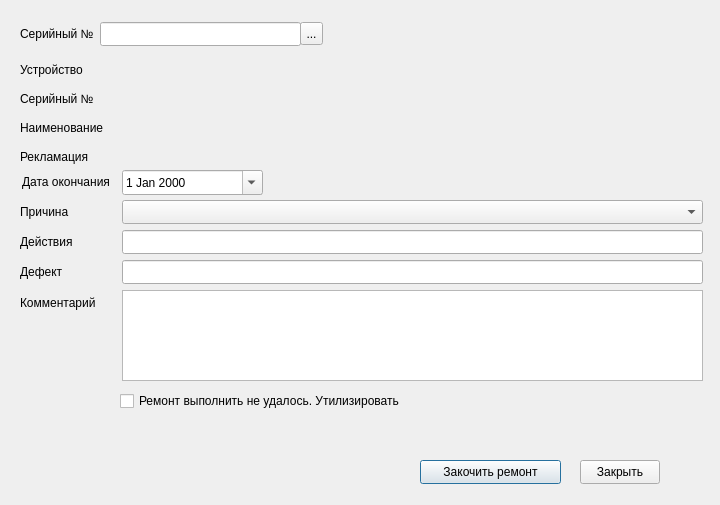
The window that Remont/endremontwindow.ui (AlexeyScherbakov2021/Remont2) describes before a commit, drawn with Qt 5.
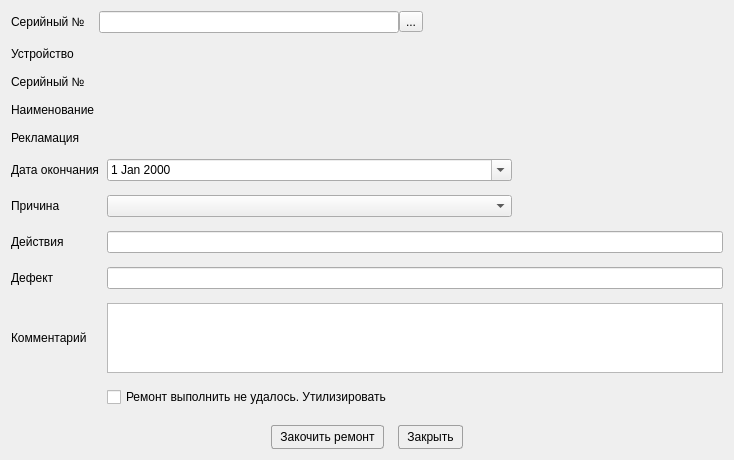
The same window after the commit.

What changed in the file:
```diff
--- a/Remont/endremontwindow.ui
+++ b/Remont/endremontwindow.ui
@@ -6,333 +6,293 @@
    <rect>
     <x>0</x>
     <y>0</y>
-    <width>720</width>
-    <height>505</height>
+    <width>734</width>
+    <height>460</height>
    </rect>
   </property>
   <property name="windowTitle">
    <string>Окончание ремонта</string>
   </property>
-  <widget class="QDateEdit" name="deDate">
-   <property name="geometry">
-    <rect>
-     <x>122</x>
-     <y>170</y>
-     <width>141</width>
-     <height>25</height>
-    </rect>
+  <property name="styleSheet">
+   <string notr="true">QGroupBox {
+    border: 1px solid #9F9F9F;
+    font-size: 14px;
+    font-weight: 800;
+    color: black;
+    border-radius: 4px;
+    margin-top: 2.5ex; 
+    padding-top: 2ex;
+}
+QGroupBox::title {
+    subcontrol-origin: margin;
+    subcontrol-position: top center;
+}
+
+
+QPushButton {
+    border-radius: 3px;
+    border: 1px solid #9F9F9F;
+	padding-left: 8px;
+	padding-right: 8px;
+	padding-top: 4px;
+	padding-bottom: 4px;
+}
+
+QPushButton:hover { 
+	background-color: white;
+}
+
+QPushButton:pressed {
+background-color: LightGray;
+    position: relative;
+     top: 4px; left: 4px;
+}
+
+</string>
+  </property>
+  <layout class="QVBoxLayout" name="verticalLayout">
+   <property name="spacing">
+    <number>14</number>
    </property>
-   <property name="calendarPopup">
-    <bool>true</bool>
-   </property>
-   <property name="timeSpec">
-    <enum>Qt::TimeSpec::LocalTime</enum>
-   </property>
-  </widget>
-  <widget class="QLabel" name="label">
-   <property name="geometry">
-    <rect>
-     <x>20</x>
-     <y>149</y>
-     <width>81</width>
-     <height>16</height>
-    </rect>
-   </property>
-   <property name="text">
-    <string>Рекламация</string>
-   </property>
-  </widget>
-  <widget class="QLabel" name="label_2">
-   <property name="geometry">
-    <rect>
-     <x>20</x>
-     <y>62</y>
-     <width>71</width>
-     <height>16</height>
-    </rect>
-   </property>
-   <property name="text">
-    <string>Устройство</string>
-   </property>
-  </widget>
-  <widget class="QToolButton" name="tbNumber">
-   <property name="geometry">
-    <rect>
-     <x>300</x>
-     <y>22</y>
-     <width>23</width>
-     <height>23</height>
-    </rect>
-   </property>
-   <property name="text">
-    <string>...</string>
-   </property>
-  </widget>
-  <widget class="QLabel" name="label_4">
-   <property name="geometry">
-    <rect>
-     <x>20</x>
-     <y>26</y>
-     <width>80</width>
-     <height>16</height>
-    </rect>
-   </property>
-   <property name="text">
-    <string>Серийный №</string>
-   </property>
-  </widget>
-  <widget class="QLabel" name="lbClaim">
-   <property name="geometry">
-    <rect>
-     <x>122</x>
-     <y>149</y>
-     <width>581</width>
-     <height>16</height>
-    </rect>
-   </property>
-   <property name="font">
-    <font>
-     <bold>true</bold>
-    </font>
-   </property>
-   <property name="text">
-    <string/>
-   </property>
-  </widget>
-  <widget class="QLabel" name="lbDevice">
-   <property name="geometry">
-    <rect>
-     <x>122</x>
-     <y>62</y>
-     <width>400</width>
-     <height>16</height>
-    </rect>
-   </property>
-   <property name="font">
-    <font>
-     <bold>true</bold>
-    </font>
-   </property>
-   <property name="text">
-    <string/>
-   </property>
-  </widget>
-  <widget class="QLabel" name="label_6">
-   <property name="geometry">
-    <rect>
-     <x>20</x>
-     <y>91</y>
-     <width>91</width>
-     <height>16</height>
-    </rect>
-   </property>
-   <property name="text">
-    <string>Серийный №</string>
-   </property>
-  </widget>
-  <widget class="QLabel" name="lbNumber">
-   <property name="geometry">
-    <rect>
-     <x>122</x>
-     <y>91</y>
-     <width>400</width>
-     <height>16</height>
-    </rect>
-   </property>
-   <property name="font">
-    <font>
-     <bold>true</bold>
-    </font>
-   </property>
-   <property name="text">
-    <string/>
-   </property>
-  </widget>
-  <widget class="QLineEdit" name="leNumber">
-   <property name="geometry">
-    <rect>
-     <x>100</x>
-     <y>22</y>
-     <width>201</width>
-     <height>24</height>
-    </rect>
-   </property>
-  </widget>
-  <widget class="QLabel" name="label_3">
-   <property name="geometry">
-    <rect>
-     <x>22</x>
-     <y>174</y>
-     <width>101</width>
-     <height>16</height>
-    </rect>
-   </property>
-   <property name="text">
-    <string>Дата окончания</string>
-   </property>
-  </widget>
-  <widget class="QLabel" name="label_7">
-   <property name="geometry">
-    <rect>
-     <x>20</x>
-     <y>120</y>
-     <width>91</width>
-     <height>16</height>
-    </rect>
-   </property>
-   <property name="text">
-    <string>Наименование</string>
-   </property>
-  </widget>
-  <widget class="QLabel" name="lbName">
-   <property name="geometry">
-    <rect>
-     <x>122</x>
-     <y>120</y>
-     <width>581</width>
-     <height>16</height>
-    </rect>
-   </property>
-   <property name="font">
-    <font>
-     <bold>true</bold>
-    </font>
-   </property>
-   <property name="text">
-    <string/>
-   </property>
-  </widget>
-  <widget class="QPushButton" name="pbEndRemont">
-   <property name="geometry">
-    <rect>
-     <x>420</x>
-     <y>460</y>
-     <width>141</width>
-     <height>24</height>
-    </rect>
-   </property>
-   <property name="text">
-    <string>Закочить ремонт</string>
-   </property>
-  </widget>
-  <widget class="QPushButton" name="pbClose">
-   <property name="geometry">
-    <rect>
-     <x>580</x>
-     <y>460</y>
-     <width>80</width>
-     <height>24</height>
-    </rect>
-   </property>
-   <property name="text">
-    <string>Закрыть</string>
-   </property>
-  </widget>
-  <widget class="QLabel" name="label_5">
-   <property name="geometry">
-    <rect>
-     <x>20</x>
-     <y>234</y>
-     <width>71</width>
-     <height>16</height>
-    </rect>
-   </property>
-   <property name="text">
-    <string>Действия</string>
-   </property>
-  </widget>
-  <widget class="QLabel" name="label_8">
-   <property name="geometry">
-    <rect>
-     <x>20</x>
-     <y>204</y>
-     <width>61</width>
-     <height>16</height>
-    </rect>
-   </property>
-   <property name="text">
-    <string>Причина</string>
-   </property>
-  </widget>
-  <widget class="QLabel" name="label_9">
-   <property name="geometry">
-    <rect>
-     <x>20</x>
-     <y>264</y>
-     <width>49</width>
-     <height>16</height>
-    </rect>
-   </property>
-   <property name="text">
-    <string>Дефект</string>
-   </property>
-  </widget>
-  <widget class="QLabel" name="label_10">
-   <property name="geometry">
-    <rect>
-     <x>20</x>
-     <y>295</y>
-     <width>91</width>
-     <height>16</height>
-    </rect>
-   </property>
-   <property name="text">
-    <string>Комментарий</string>
-   </property>
-  </widget>
-  <widget class="QLineEdit" name="leAction">
-   <property name="geometry">
-    <rect>
-     <x>122</x>
-     <y>230</y>
-     <width>581</width>
-     <height>24</height>
-    </rect>
-   </property>
-  </widget>
-  <widget class="QComboBox" name="cbReason">
-   <property name="geometry">
-    <rect>
-     <x>122</x>
-     <y>200</y>
-     <width>581</width>
-     <height>24</height>
-    </rect>
-   </property>
-  </widget>
-  <widget class="QLineEdit" name="leDefect">
-   <property name="geometry">
-    <rect>
-     <x>122</x>
-     <y>260</y>
-     <width>581</width>
-     <height>24</height>
-    </rect>
-   </property>
-  </widget>
-  <widget class="QPlainTextEdit" name="ptRemark">
-   <property name="geometry">
-    <rect>
-     <x>122</x>
-     <y>290</y>
-     <width>581</width>
-     <height>91</height>
-    </rect>
-   </property>
-  </widget>
-  <widget class="QCheckBox" name="cbScrap">
-   <property name="geometry">
-    <rect>
-     <x>120</x>
-     <y>390</y>
-     <width>351</width>
-     <height>22</height>
-    </rect>
-   </property>
-   <property name="text">
-    <string>Ремонт выполнить не удалось. Утилизировать</string>
-   </property>
-  </widget>
+   <item>
+    <layout class="QHBoxLayout" name="horizontalLayout_2">
+     <item>
+      <widget class="QLabel" name="label_4">
+       <property name="text">
+        <string>Серийный №</string>
+       </property>
+      </widget>
+     </item>
+     <item>
+      <layout class="QHBoxLayout" name="horizontalLayout">
+       <property name="spacing">
+        <number>0</number>
+       </property>
+       <item>
+        <widget class="QLineEdit" name="leNumber"/>
+       </item>
+       <item>
+        <widget class="QToolButton" name="tbNumber">
+         <property name="text">
+          <string>...</string>
+         </property>
+        </widget>
+       </item>
+       <item>
+        <spacer name="horizontalSpacer">
+         <property name="orientation">
+          <enum>Qt::Orientation::Horizontal</enum>
+         </property>
+         <property name="sizeHint" stdset="0">
+          <size>
+           <width>40</width>
+           <height>20</height>
+          </size>
+         </property>
+        </spacer>
+       </item>
+      </layout>
+     </item>
+    </layout>
+   </item>
+   <item>
+    <layout class="QGridLayout" name="gridLayout" columnstretch="0,1,1,1" columnminimumwidth="0,0,0,0">
+     <property name="bottomMargin">
+      <number>4</number>
+     </property>
+     <property name="horizontalSpacing">
+      <number>8</number>
+     </property>
+     <item row="1" column="0">
+      <widget class="QLabel" name="label_6">
+       <property name="text">
+        <string>Серийный №</string>
+       </property>
+      </widget>
+     </item>
+     <item row="0" column="1" colspan="2">
+      <widget class="QLabel" name="lbDevice">
+       <property name="font">
+        <font>
+         <bold>true</bold>
+        </font>
+       </property>
+       <property name="text">
+        <string/>
+       </property>
+      </widget>
+     </item>
+     <item row="5" column="1" colspan="2">
+      <widget class="QComboBox" name="cbReason"/>
+     </item>
+     <item row="4" column="0">
+      <widget class="QLabel" name="label_3">
+       <property name="text">
+        <string>Дата окончания</string>
+       </property>
+      </widget>
+     </item>
+     <item row="7" column="0">
+      <widget class="QLabel" name="label_9">
+       <property name="text">
+        <string>Дефект</string>
+       </property>
+      </widget>
+     </item>
+     <item row="6" column="0">
+      <widget class="QLabel" name="label_5">
+       <property name="text">
+        <string>Действия</string>
+       </property>
+      </widget>
+     </item>
+     <item row="7" column="1" colspan="3">
+      <widget class="QLineEdit" name="leDefect"/>
+     </item>
+     <item row="4" column="1" colspan="2">
+      <widget class="QDateEdit" name="deDate">
+       <property name="calendarPopup">
+        <bool>true</bool>
+       </property>
+       <property name="timeSpec">
+        <enum>Qt::TimeSpec::LocalTime</enum>
+       </property>
+      </widget>
+     </item>
+     <item row="3" column="0">
+      <widget class="QLabel" name="label">
+       <property name="text">
+        <string>Рекламация</string>
+       </property>
+      </widget>
+     </item>
+     <item row="2" column="1" colspan="2">
+      <widget class="QLabel" name="lbName">
+       <property name="font">
+        <font>
+         <bold>true</bold>
+        </font>
+       </property>
+       <property name="text">
+        <string/>
+       </property>
+      </widget>
+     </item>
+     <item row="1" column="1" colspan="2">
+      <widget class="QLabel" name="lbNumber">
+       <property name="font">
+        <font>
+         <bold>true</bold>
+        </font>
+       </property>
+       <property name="text">
+        <string/>
+       </property>
+      </widget>
+     </item>
+     <item row="6" column="1" colspan="3">
+      <widget class="QLineEdit" name="leAction"/>
+     </item>
+     <item row="5" column="0">
+      <widget class="QLabel" name="label_8">
+       <property name="text">
+        <string>Причина</string>
+       </property>
+      </widget>
+     </item>
+     <item row="0" column="0">
+      <widget class="QLabel" name="label_2">
+       <property name="text">
+        <string>Устройство</string>
+       </property>
+      </widget>
+     </item>
+     <item row="3" column="1" colspan="2">
+      <widget class="QLabel" name="lbClaim">
+       <property name="font">
+        <font>
+         <bold>true</bold>
+        </font>
+       </property>
+       <property name="text">
+        <string/>
+       </property>
+      </widget>
+     </item>
+     <item row="8" column="0">
+      <widget class="QLabel" name="label_10">
+       <property name="text">
+        <string>Комментарий</string>
+       </property>
+      </widget>
+     </item>
+     <item row="2" column="0">
+      <widget class="QLabel" name="label_7">
+       <property name="text">
+        <string>Наименование</string>
+       </property>
+      </widget>
+     </item>
+     <item row="8" column="1" colspan="3">
+      <widget class="QPlainTextEdit" name="ptRemark"/>
+     </item>
+     <item row="9" column="1" colspan="2">
+      <widget class="QCheckBox" name="cbScrap">
+       <property name="text">
+        <string>Ремонт выполнить не удалось. Утилизировать</string>
+       </property>
+      </widget>
+     </item>
+    </layout>
+   </item>
+   <item>
+    <layout class="QHBoxLayout" name="horizontalLayout_3">
+     <item>
+      <spacer name="horizontalSpacer_3">
+       <property name="orientation">
+        <enum>Qt::Orientation::Horizontal</enum>
+       </property>
+       <property name="sizeHint" stdset="0">
+        <size>
+         <width>40</width>
+         <height>20</height>
+        </size>
+       </property>
+      </spacer>
+     </item>
+     <item>
+      <widget class="QPushButton" name="pbEndRemont">
+       <property name="text">
+        <string>Закочить ремонт</string>
+       </property>
+      </widget>
+     </item>
+     <item>
+      <widget class="QPushButton" name="pbClose">
+       <property name="text">
+        <string>Закрыть</string>
+       </property>
+       <property name="default">
+        <bool>true</bool>
+       </property>
+      </widget>
+     </item>
+     <item>
+      <spacer name="horizontalSpacer_2">
+       <property name="orientation">
+        <enum>Qt::Orientation::Horizontal</enum>
+       </property>
+       <property name="sizeHint" stdset="0">
+        <size>
+         <width>40</width>
+         <height>20</height>
+        </size>
+       </property>
+      </spacer>
+     </item>
+    </layout>
+   </item>
+  </layout>
  </widget>
  <resources/>
  <connections>
```
